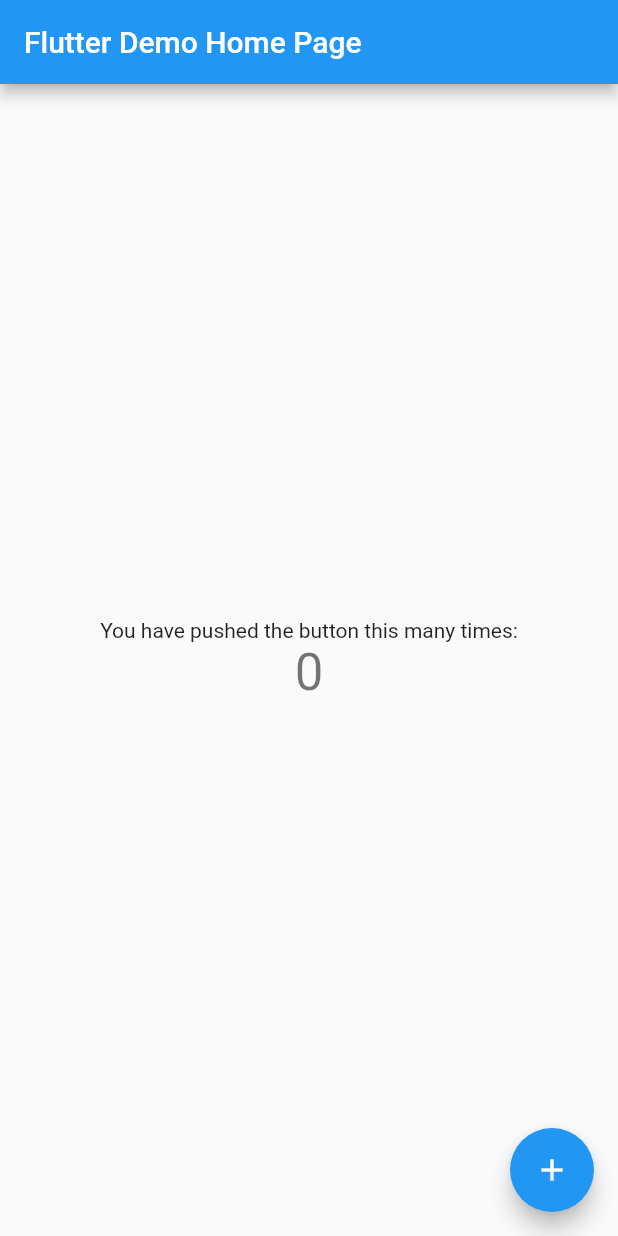
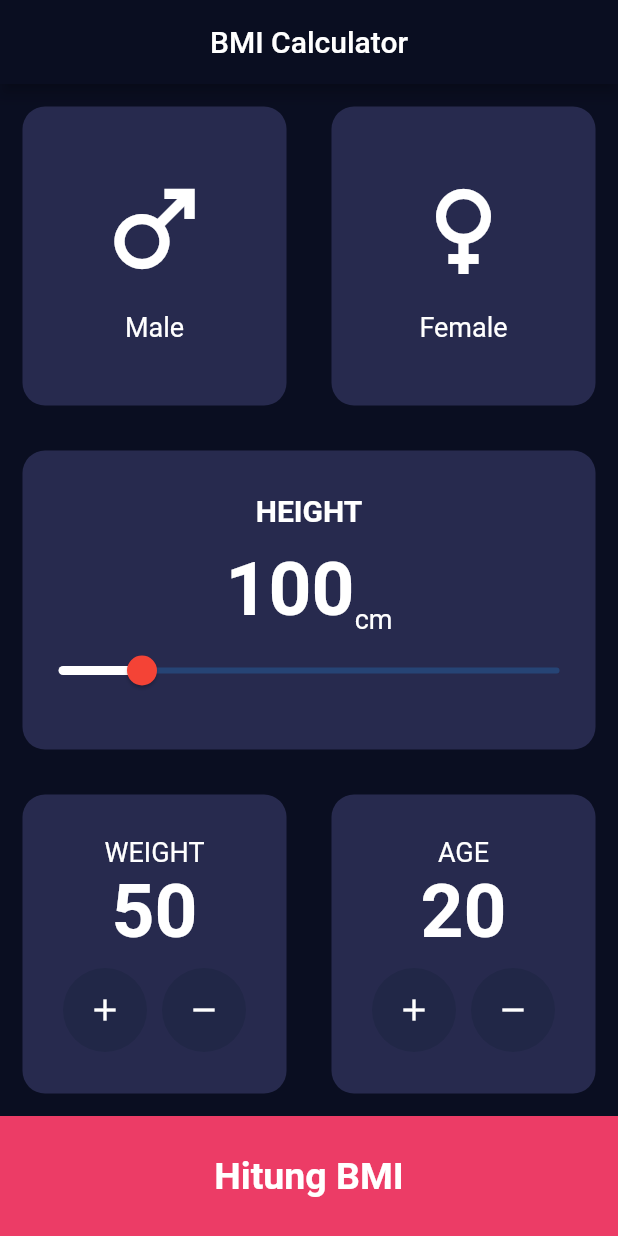
Before and after one commit to sigitwp/bmi-calculator-edspert, a Flutter app: the screen it shows after launch, on a phone screen of 412 x 824 dp. Run offline on Flutter 3.47's test engine with Material 2 defaults, Android fonts, the phone set to English and light mode, and no system bars.

Commit message:
update layout ui & function bmi calculator

```diff
--- /dev/null
+++ b/lib/constants/constant.dart
@@ -0,0 +1,24 @@
+import 'package:flutter/material.dart';
+import 'package:flutter/animation.dart';
+
+Color primaryColor = const Color(0xff0a0e21);
+
+TextStyle labelTextStyle = const TextStyle(
+  fontSize: 18,
+  color: Colors.white, //Color(0xff8d8398),
+);
+
+TextStyle numberTextStyle = TextStyle(
+  fontSize: 50,
+  fontWeight: FontWeight.bold,
+  color: Colors.white,
+);
+
+const String underweightSevere = "Underweight (Severe thinness)";
+const String underweightModerate = "Underweight (Moderate thinness)";
+const String underweightMild = "Underweight (Mild thinness)";
+const String normal = "Normal";
+const String overweight = "Overweight";
+const String obeseI = "Obese (Class I)";
+const String obeseII = "Obese (Class II)";
+const String obeseIII = "Obese (Class III)";
--- a/lib/main.dart
+++ b/lib/main.dart
@@ -1,3 +1,5 @@
+import 'package:bmi_calculator_edspert/constants/constant.dart';
+import 'package:bmi_calculator_edspert/views/bmi_data_screen.dart';
 import 'package:flutter/material.dart';
 
 void main() {
@@ -13,6 +15,9 @@
     return MaterialApp(
         title: 'Flutter Demo',
         theme: ThemeData(
+          primaryColor: primaryColor,
+          scaffoldBackgroundColor: primaryColor,
+          appBarTheme: AppBarTheme(backgroundColor: primaryColor),
           // This is the theme of your application.
           //
           // Try running your application with "flutter run". You'll see the
@@ -24,92 +29,6 @@
           // is not restarted.
           primarySwatch: Colors.blue,
         ),
-      home: const MyHomePage(title: 'Flutter Demo Home Page'),
-    );
+        home: BmiDataScreen());
   }
 }
-
-class MyHomePage extends StatefulWidget {
-  const MyHomePage({super.key, required this.title});
-
-  // This widget is the home page of your application. It is stateful, meaning
-  // that it has a State object (defined below) that contains fields that affect
-  // how it looks.
-
-  // This class is the configuration for the state. It holds the values (in this
-  // case the title) provided by the parent (in this case the App widget) and
-  // used by the build method of the State. Fields in a Widget subclass are
-  // always marked "final".
-
-  final String title;
-
-  @override
-  State<MyHomePage> createState() => _MyHomePageState();
-}
-
-class _MyHomePageState extends State<MyHomePage> {
-  int _counter = 0;
-
-  void _incrementCounter() {
-    setState(() {
-      // This call to setState tells the Flutter framework that something has
-      // changed in this State, which causes it to rerun the build method below
-      // so that the display can reflect the updated values. If we changed
-      // _counter without calling setState(), then the build method would not be
-      // called again, and so nothing would appear to happen.
-      _counter++;
-    });
-  }
-
-  @override
-  Widget build(BuildContext context) {
-    // This method is rerun every time setState is called, for instance as done
-    // by the _incrementCounter method above.
-    //
-    // The Flutter framework has been optimized to make rerunning build methods
-    // fast, so that you can just rebuild anything that needs updating rather
-    // than having to individually change instances of widgets.
-    return Scaffold(
-      appBar: AppBar(
-        // Here we take the value from the MyHomePage object that was created by
-        // the App.build method, and use it to set our appbar title.
-        title: Text(widget.title),
-      ),
-      body: Center(
-        // Center is a layout widget. It takes a single child and positions it
-        // in the middle of the parent.
-        child: Column(
-          // Column is also a layout widget. It takes a list of children and
-          // arranges them vertically. By default, it sizes itself to fit its
-          // children horizontally, and tries to be as tall as its parent.
-          //
-          // Invoke "debug painting" (press "p" in the console, choose the
-          // "Toggle Debug Paint" action from the Flutter Inspector in Android
-          // Studio, or the "Toggle Debug Paint" command in Visual Studio Code)
-          // to see the wireframe for each widget.
-          //
-          // Column has various properties to control how it sizes itself and
-          // how it positions its children. Here we use mainAxisAlignment to
-          // center the children vertically; the main axis here is the vertical
-          // axis because Columns are vertical (the cross axis would be
-          // horizontal).
-          mainAxisAlignment: MainAxisAlignment.center,
-          children: <Widget>[
-            const Text(
-              'You have pushed the button this many times:',
-            ),
-            Text(
-              '$_counter',
-              style: Theme.of(context).textTheme.headline4,
-            ),
-          ],
-        ),
-      ),
-      floatingActionButton: FloatingActionButton(
-        onPressed: _incrementCounter,
-        tooltip: 'Increment',
-        child: const Icon(Icons.add),
-      ), // This trailing comma makes auto-formatting nicer for build methods.
-    );
-  }
-}
--- /dev/null
+++ b/lib/views/bmi_data_screen.dart
@@ -0,0 +1,306 @@
+import 'dart:math';
+
+import 'package:bmi_calculator_edspert/constants/constant.dart';
+import 'package:bmi_calculator_edspert/views/bmi_result_screen.dart';
+import 'package:flutter/material.dart';
+import 'package:flutter/src/widgets/container.dart';
+import 'package:flutter/src/widgets/framework.dart';
+
+class BmiDataScreen extends StatefulWidget {
+  const BmiDataScreen({super.key});
+
+  @override
+  State<BmiDataScreen> createState() => _BmiDataScreenState();
+}
+
+class _BmiDataScreenState extends State<BmiDataScreen> {
+  int height = 100;
+  int weight = 50;
+  int age = 20;
+
+  double calculateBmi() {
+    double heightInMeter = height / 100;
+    // final h = pow(height, 2);
+    final h = heightInMeter * heightInMeter;
+    final bmi = weight / h;
+
+    return bmi;
+  }
+
+  @override
+  Widget build(BuildContext context) {
+    return Scaffold(
+      backgroundColor: Color(0xff0a0e21),
+      appBar: AppBar(
+        title: Center(child: Text("BMI Calculator")),
+      ),
+      body: Column(children: [
+        Expanded(
+          child: Row(
+            children: const [
+              Expanded(
+                child: BmiCard(
+                  child: GenderIconText(
+                    icon: Icons.male,
+                    title: 'Male',
+                  ),
+                ),
+              ),
+              Expanded(
+                child: BmiCard(
+                  child: GenderIconText(
+                    icon: Icons.female,
+                    title: 'Female',
+                  ),
+                ),
+              ),
+            ],
+          ),
+        ),
+        Expanded(
+            child: Container(
+          child: BmiCard(
+              child: Column(
+            mainAxisAlignment: MainAxisAlignment.center,
+            children: [
+              Text(
+                "HEIGHT",
+                style: labelTextStyle!.copyWith(
+                  fontSize: 20,
+                  fontWeight: FontWeight.bold,
+                ),
+              ),
+              SizedBox(height: 12),
+              Row(
+                mainAxisAlignment: MainAxisAlignment.center,
+                crossAxisAlignment: CrossAxisAlignment.end,
+                children: [
+                  Text(
+                    "$height",
+                    style: numberTextStyle,
+                  ),
+                  Text(
+                    "cm",
+                    style: labelTextStyle,
+                  ),
+                ],
+              ),
+              Slider(
+                value: height.toDouble(),
+                min: 80,
+                max: 200,
+                thumbColor: Colors.red,
+                activeColor: Colors.white,
+                onChanged: (value) {
+                  height = value.toInt();
+                  setState(() {});
+                },
+              )
+            ],
+          )),
+        )),
+        Expanded(
+            child: Container(
+          child: Row(
+            children: [
+              Expanded(
+                child: BmiCard(
+                  child: Column(
+                    mainAxisAlignment: MainAxisAlignment.center,
+                    children: [
+                      Text(
+                        "WEIGHT",
+                        style: labelTextStyle,
+                      ),
+                      Text(
+                        "$weight",
+                        style: numberTextStyle,
+                      ),
+                      SizedBox(height: 8),
+                      Row(
+                        mainAxisAlignment: MainAxisAlignment.center,
+                        children: [
+                          RawMaterialButton(
+                            onPressed: () {
+                              weight += 1;
+                              setState(() {});
+                            },
+                            elevation: 0,
+                            child: Icon(
+                              Icons.add,
+                              color: Colors.white,
+                            ),
+                            shape: CircleBorder(),
+                            fillColor: Color(0xff212747),
+                            constraints: BoxConstraints.tightFor(
+                              width: 56,
+                              height: 56,
+                            ),
+                          ),
+                          SizedBox(width: 10),
+                          RawMaterialButton(
+                            onPressed: () {
+                              weight -= 1;
+                              print(weight);
+                              setState(() {});
+                            },
+                            elevation: 0,
+                            child: Icon(
+                              Icons.remove,
+                              color: Colors.white,
+                            ),
+                            shape: CircleBorder(),
+                            fillColor: Color(0xff212747),
+                            constraints: BoxConstraints.tightFor(
+                              width: 56,
+                              height: 56,
+                            ),
+                          ),
+                        ],
+                      )
+                    ],
+                  ),
+                ),
+              ),
+              Expanded(
+                child: BmiCard(
+                  child: Column(
+                    mainAxisAlignment: MainAxisAlignment.center,
+                    children: [
+                      Text(
+                        "AGE",
+                        style: labelTextStyle,
+                      ),
+                      Text(
+                        "$age",
+                        style: numberTextStyle,
+                      ),
+                      SizedBox(height: 8),
+                      Row(
+                        mainAxisAlignment: MainAxisAlignment.center,
+                        children: [
+                          RawMaterialButton(
+                            onPressed: () {
+                              age++;
+                              setState(() {});
+                            },
+                            elevation: 0,
+                            child: Icon(
+                              Icons.add,
+                              color: Colors.white,
+                            ),
+                            shape: CircleBorder(),
+                            fillColor: Color(0xff212747),
+                            constraints: BoxConstraints.tightFor(
+                              width: 56,
+                              height: 56,
+                            ),
+                          ),
+                          SizedBox(width: 10),
+                          RawMaterialButton(
+                            onPressed: () {
+                              age--;
+                              setState(() {});
+                            },
+                            elevation: 0,
+                            child: Icon(
+                              Icons.remove,
+                              color: Colors.white,
+                            ),
+                            shape: CircleBorder(),
+                            fillColor: Color(0xff212747),
+                            constraints: BoxConstraints.tightFor(
+                              width: 56,
+                              height: 56,
+                            ),
+                          ),
+                        ],
+                      )
+                    ],
+                  ),
+                ),
+              ),
+            ],
+          ),
+        )),
+        GestureDetector(
+          onTap: () {
+            print(calculateBmi());
+            Navigator.of(context).push(
+              MaterialPageRoute(
+                builder: ((context) {
+                  return BmiResultScreen(
+                    bmi: calculateBmi(),
+                  );
+                }),
+              ),
+            );
+          },
+          child: Container(
+            height: 80,
+            color: Color(0xffec3c66),
+            child: Center(
+              child: Text(
+                "Hitung BMI",
+                style: TextStyle(
+                    fontSize: 25,
+                    fontWeight: FontWeight.bold,
+                    color: Colors.white),
+              ),
+            ),
+          ),
+        ),
+      ]),
+    );
+  }
+}
+
+class BmiCard extends StatelessWidget {
+  const BmiCard({
+    Key? key,
+    this.child,
+  }) : super(key: key);
+
+  final Widget? child;
+
+  @override
+  Widget build(BuildContext context) {
+    return Container(
+        decoration: BoxDecoration(
+          color: Color(0xff272a4e),
+          borderRadius: BorderRadius.circular(15),
+        ),
+        margin: EdgeInsets.all(15),
+        child: child);
+  }
+}
+
+class GenderIconText extends StatelessWidget {
+  const GenderIconText({
+    Key? key,
+    required this.title,
+    required this.icon,
+  }) : super(key: key);
+
+  final String title;
+  final IconData icon;
+
+  @override
+  Widget build(BuildContext context) {
+    return Column(
+      mainAxisAlignment: MainAxisAlignment.center,
+      children: [
+        Icon(
+          icon,
+          size: 80,
+          color: Colors.white,
+        ),
+        const SizedBox(height: 15),
+        Text(
+          title,
+          style: labelTextStyle,
+        ),
+      ],
+    );
+  }
+}
```
Also changed, not shown: lib/views/bmi_result_screen.dart (added, +154 -0 lines), pubspec.yaml (+3 -5 lines). Lines whose indentation alone changed are shown as unchanged.
